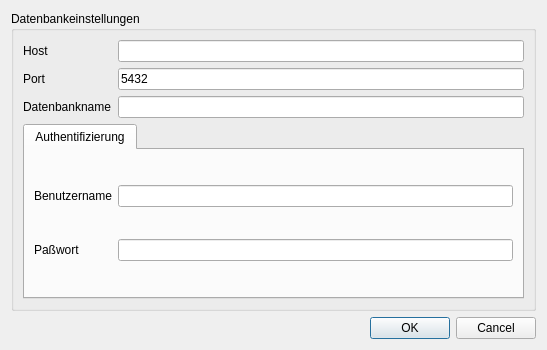
Kreis-Unna/PostNAS_Search, file PostNAS_ConfDialogBase.ui: the form before one commit.
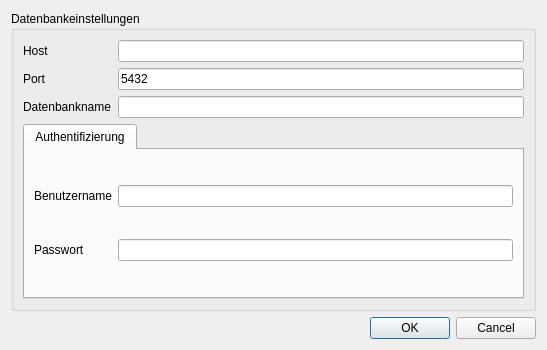
The form after the commit.

Commit message: change word "Paßwort" into "Passwort" in config UI

What changed in the file:
```diff
--- a/PostNAS_ConfDialogBase.ui
+++ b/PostNAS_ConfDialogBase.ui
@@ -65,7 +65,7 @@
           <item row="1" column="0">
            <widget class="QLabel" name="label_5">
             <property name="text">
-             <string>Paßwort</string>
+             <string>Passwort</string>
             </property>
             <property name="buddy">
              <cstring>lePWD</cstring>
```
The commit also changes 1 other file.
